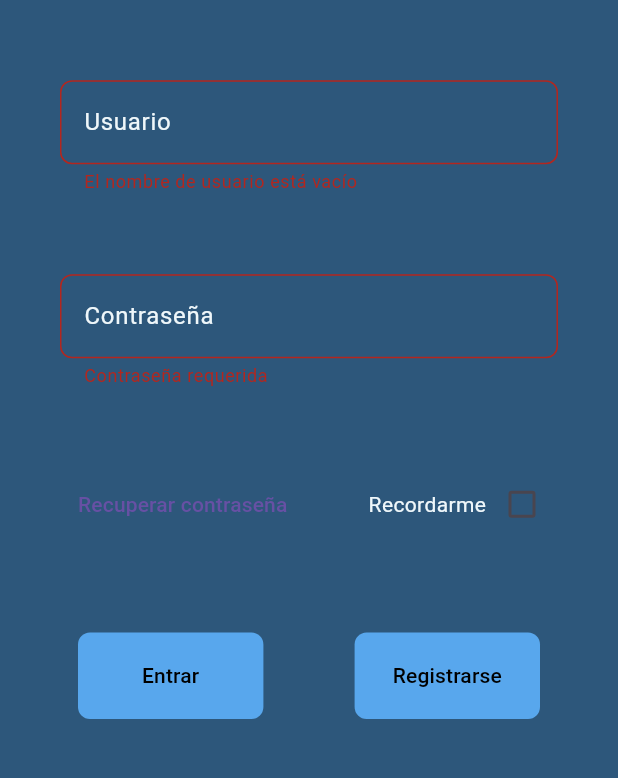
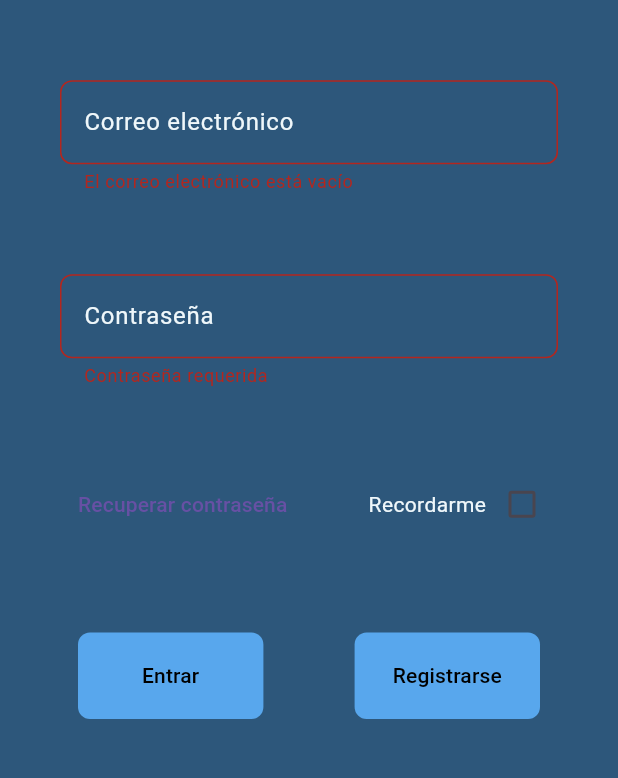
Before and after one commit to AlvaroPaniego/Proyecto_StarPath, a Flutter app: the Login screen opened directly, after a tap on "Entrar", on a phone screen of 412 x 824 dp, the part 420-1198 px from its top. Run offline on Flutter 3.47's test engine with Material 3 defaults, Android fonts, the light colour scheme and no system bars; our stand-ins replace shared_preferences, supabase_flutter; missing offline and left inert: flutter_email_sender; accounts and stored records are empty.

Commit message:
Hay que probar que vaya bien el login y registro, así como el correo de confirmación (podemos poner una web que haga Ivan para ello)

```diff
--- a/StarPath/lib/main.dart
+++ b/StarPath/lib/main.dart
@@ -1,7 +1,6 @@
 import 'package:flutter/material.dart';
 import 'package:starpath/windows/login.dart';
 import 'package:shared_preferences/shared_preferences.dart';
-import 'package:starpath/windows/main_page.dart';
 
 SharedPreferences? prefs; // Variable global para SharedPreferences
 
@@ -21,9 +20,6 @@ class MainApp extends StatelessWidget {
 
   @override
   Widget build(BuildContext context) {
-    return const MaterialApp(
-      debugShowCheckedModeBanner: false,
-      home: MainPage()
-    );
+    return const MaterialApp(debugShowCheckedModeBanner: false, home: Login());
   }
 }
--- a/StarPath/lib/misc/constants.dart
+++ b/StarPath/lib/misc/constants.dart
@@ -7,3 +7,7 @@ const Color BLACK = Colors.black;
 const Color FOCUS_ORANGE = Color.fromRGBO(245, 149, 32, 96);
 const Color BUTTON_BACKGROUND = Color.fromRGBO(88, 167, 237, 93);
 const Color BUTTON_BAR_BACKGROUND = Color.fromRGBO(146, 179, 207, 81);
+
+const supabaseURL = 'https://ybebufmjnvzatnywturc.supabase.co';
+const supabaseKey =
+    'eyJhbGciOiJIUzI1NiIsInR5cCI6IkpXVCJ9.eyJpc3MiOiJzdXBhYmFzZSIsInJlZiI6InliZWJ1Zm1qbnZ6YXRueXd0dXJjIiwicm9sZSI6ImFub24iLCJpYXQiOjE3MTE0NzQ1MjQsImV4cCI6MjAyNzA1MDUyNH0.eyFUwoEqNnKlwgG1UjWul_uX8snw8lsmqDNvRIEzDsE';
--- a/StarPath/lib/widgets/up-down_votes.dart
+++ b/StarPath/lib/widgets/up-down_votes.dart
@@ -15,9 +15,9 @@ class _VotesState extends State<Votes> {
       flex: 1,
       child: Row(
         children: [
-          Icon(Icons.arrow_upward_rounded),
+          const Icon(Icons.arrow_upward_rounded),
           Text("$upvotes"),
-          Icon(Icons.arrow_downward_rounded),
+          const Icon(Icons.arrow_downward_rounded),
           Text("$downvotes")
         ],
       ),
--- a/StarPath/lib/windows/login.dart
+++ b/StarPath/lib/windows/login.dart
@@ -1,10 +1,11 @@
 import 'package:flutter/material.dart';
+import 'package:supabase_flutter/supabase_flutter.dart';
 import 'package:starpath/misc/constants.dart';
-import 'menu.dart';
-import 'register.dart';
+import 'package:starpath/windows/menu.dart';
+import 'package:starpath/windows/register.dart';
 
 class Login extends StatefulWidget {
-  const Login({super.key});
+  const Login({Key? key}) : super(key: key);
 
   @override
   State<Login> createState() => _LoginState();
@@ -12,6 +13,7 @@ class Login extends StatefulWidget {
 
 class _LoginState extends State<Login> {
   final TextEditingController _passwordController = TextEditingController();
+  final TextEditingController _emailController = TextEditingController();
   final GlobalKey<FormState> _formKey = GlobalKey<FormState>();
   bool remember = false;
 
@@ -31,14 +33,13 @@ class _LoginState extends State<Login> {
               const Text("LOGIN", style: TextStyle(color: TEXT)),
               Image.asset("assets/images/logo.png"),
               TextFormField(
+                controller: _emailController,
                 autofocus: false,
                 style: const TextStyle(color: TEXT),
                 decoration: InputDecoration(
-                  // errorText: "Usuario incorrecto",
-                  // Leer base de datos
-                  hintText: "Introduzca nombre de usuario",
+                  hintText: "Introduzca correo electrónico",
                   hintStyle: const TextStyle(color: HINT),
-                  labelText: "Usuario",
+                  labelText: "Correo electrónico",
                   labelStyle: const TextStyle(color: TEXT),
                   border: OutlineInputBorder(
                     borderRadius: BorderRadius.circular(8.0),
@@ -52,7 +53,7 @@ class _LoginState extends State<Login> {
                 ),
                 validator: (value) {
                   if (value == null || value.isEmpty) {
-                    return 'El nombre de usuario está vacío';
+                    return 'El correo electrónico está vacío';
                   }
                   return null;
                 },
@@ -63,8 +64,6 @@ class _LoginState extends State<Login> {
                 style: const TextStyle(color: TEXT),
                 obscureText: true,
                 decoration: InputDecoration(
-                  // errorText: "Contraseña incorrecta",
-                  // Leer base de datos
                   hintText: "Introduzca contraseña",
                   hintStyle: const TextStyle(color: HINT),
                   labelText: "Contraseña",
@@ -82,8 +81,6 @@ class _LoginState extends State<Login> {
                 validator: (value) {
                   if (value == null || value.isEmpty) {
                     return 'Contraseña requerida';
-                  } else if (value.length < 6) {
-                    return 'La contraseña debe ser mayor o igual a 6 caracteres';
                   }
                   return null;
                 },
@@ -118,13 +115,29 @@ class _LoginState extends State<Login> {
                 mainAxisAlignment: MainAxisAlignment.spaceBetween,
                 children: [
                   TextButton(
-                    onPressed: () {
+                    onPressed: () async {
                       if (_formKey.currentState!.validate()) {
-                        //Hacer el navegar a la pantalla de menú
-                        Navigator.push(
-                          context,
-                          MaterialPageRoute(builder: (context) => const Menu()),
+                        final supabaseClient = SupabaseClient(
+                          'https://ybebufmjnvzatnywturc.supabase.co',
+                          'eyJhbGciOiJIUzI1NiIsInR5cCI6IkpXVCJ9.eyJpc3MiOiJzdXBhYmFzZSIsInJlZiI6InliZWJ1Zm1qbnZ6YXRueXd0dXJjIiwicm9sZSI6ImFub24iLCJpYXQiOjE3MTE0NzQ1MjQsImV4cCI6MjAyNzA1MDUyNH0.eyFUwoEqNnKlwgG1UjWul_uX8snw8lsmqDNvRIEzDsE',
+                          authOptions: AuthClientOptions(
+                              authFlowType: AuthFlowType.implicit),
                         );
+                        final response =
+                            await supabaseClient.auth.signInWithPassword(
+                          email: _emailController.text.trim(),
+                          password: _passwordController.text.trim(),
+                        );
+                        if (response.session == null || response.user == null) {
+                          print('Error al logear usuario');
+                        } else {
+                          Navigator.pushReplacement(
+                            context,
+                            MaterialPageRoute(
+                              builder: (context) => const Menu(),
+                            ),
+                          );
+                        }
                       }
                     },
                     child: Container(
@@ -147,7 +160,9 @@ class _LoginState extends State<Login> {
                     onPressed: () {
                       Navigator.push(
                         context,
-                        MaterialPageRoute(builder: (context) => const Register()),
+                        MaterialPageRoute(
+                          builder: (context) => const Register(),
+                        ),
                       );
                     },
                     child: Container(
--- a/StarPath/lib/windows/main_page.dart
+++ b/StarPath/lib/windows/main_page.dart
@@ -65,7 +65,7 @@ class _MainPageState extends State<MainPage> {
             ),
             //Habra que cambiar el ListView por un ListView.builder para que las publicaciones se añadan dinamicamente
             Expanded(flex: 8,child: ListView(
-              children: [
+              children: const [
                 Post(),
                 Post(),
                 Post(),
--- a/StarPath/pubspec.yaml
+++ b/StarPath/pubspec.yaml
@@ -7,10 +7,14 @@ environment:
   sdk: '>=3.1.5 <4.0.0'
 
 dependencies:
+  dotenv: 4.2.0
   flutter:
     sdk: flutter
-  shared_preferences: ^2.0.7
+  flutter_email_sender: ^6.0.2
+  intl: ^0.19.0
+  shared_preferences: ^2.2.2
   supabase: ^2.0.8
+  supabase_auth_ui: ^0.4.3
 
 dev_dependencies:
   flutter_test:
```
Also changed, not shown: StarPath/lib/widgets/post.dart (+19 -24 lines), StarPath/lib/windows/register.dart (+75 -120 lines), StarPath/pubspec.lock, 7 other files.
